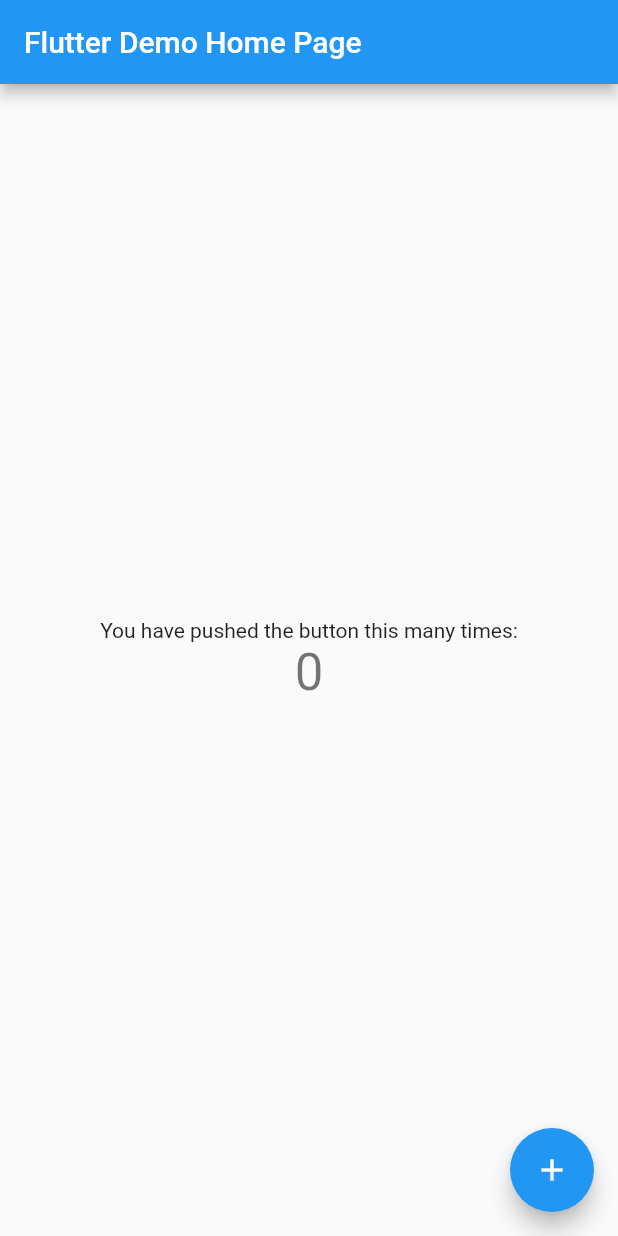
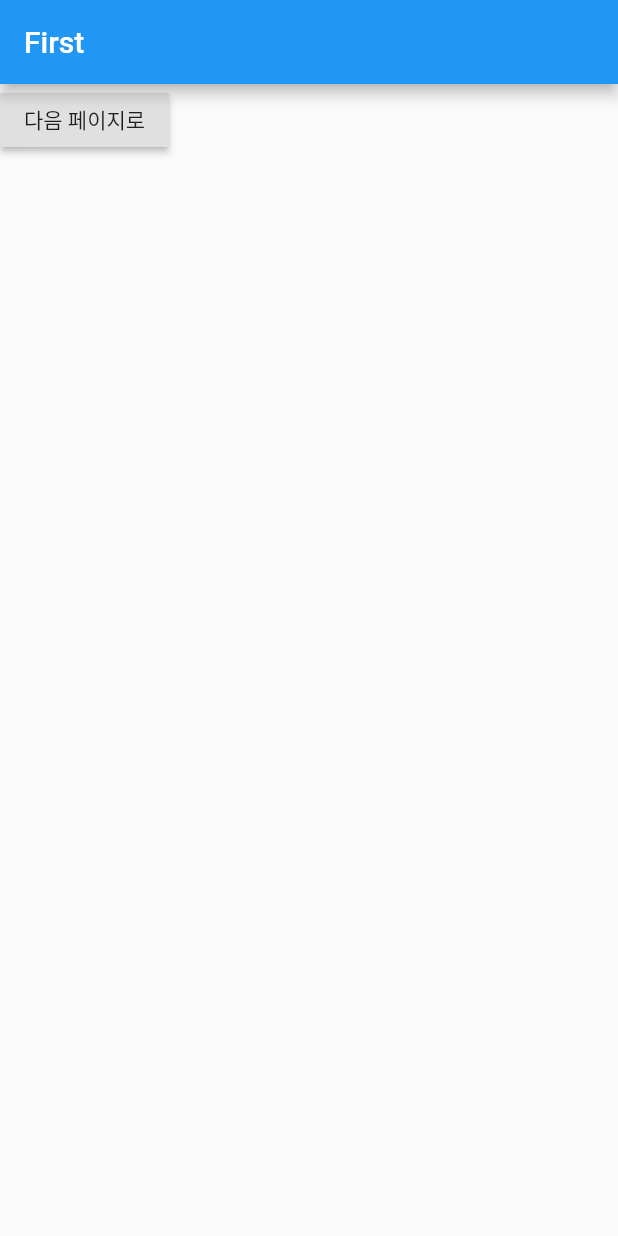
Before and after one commit to BOSOEK/Deep-Learning, a Flutter app: the screen it shows after launch, on a phone screen of 412 x 824 dp. Run offline on Flutter 3.47's test engine with Material 2 defaults, Android fonts, the phone set to English and light mode, and no system bars.

Commit message:
chapter6 finish!

```diff
--- a/Learn_And_Study/Flutter_Survival_coding/chapter_6/lib/main.dart
+++ b/Learn_And_Study/Flutter_Survival_coding/chapter_6/lib/main.dart
@@ -5,7 +5,6 @@
 }
 
 class MyApp extends StatelessWidget {
-  // This widget is the root of your application.
   @override
   Widget build(BuildContext context) {
     return MaterialApp(
@@ -13,54 +12,65 @@
       theme: ThemeData(
         primarySwatch: Colors.blue,
       ),
-      home: MyHomePage(title: 'Flutter Demo Home Page'),
+      home: FirstPage(),
+      routes: {
+        '/first': (context) => FirstPage(),
+        '/second': (context) => SecondPage(),
+      },
     );
   }
 }
 
-class MyHomePage extends StatefulWidget {
-  MyHomePage({Key key, this.title}) : super(key: key);
+class Person {
+  String name;
+  int age;
 
-  final String title;
-
-  @override
-  _MyHomePageState createState() => _MyHomePageState();
+  Person(this.name, this.age);
 }
 
-class _MyHomePageState extends State<MyHomePage> {
-  int _counter = 0;
+class FirstPage extends StatelessWidget {
+  @override
+  Widget build(BuildContext context) {
+    return Scaffold(
+      appBar: AppBar(
+        title: Text('First'),
+      ),
+      body: RaisedButton(
+        child: Text('다음 페이지로'),
+        onPressed: () async {
+          /*final person = Person('홍길동', 20);
+          final result = Navigator.push(
+            //Second Page로 화면 이동
+            context,
+            MaterialPageRoute(builder: (context) => SecondPage(person: person)),
 
-  void _incrementCounter() {
-    setState(() {
-      _counter++;
-    });
+          );
+          print(result);*/
+          final result = await Navigator.pushNamed(context, '/second');
+          print(result);
+        },
+      ),
+    );
   }
+}
+
+class SecondPage extends StatelessWidget {
+  final Person person;
+
+  SecondPage({@required this.person});
 
   @override
   Widget build(BuildContext context) {
     return Scaffold(
       appBar: AppBar(
-        title: Text(widget.title),
+        title: Text('Second'),
       ),
-      body: Center(
-        child: Column(
-          mainAxisAlignment: MainAxisAlignment.center,
-          children: <Widget>[
-            Text(
-              'You have pushed the button this many times:',
-            ),
-            Text(
-              '$_counter',
-              style: Theme.of(context).textTheme.headline4,
-            ),
-          ],
-        ),
+      body: RaisedButton(
+        child: Text('이전 페이지로'),
+        onPressed: () {
+          Navigator.pop(context, 'ok'); //현재 화면 종료 후 이전 화면으로 돌아감.
+        },
       ),
-      floatingActionButton: FloatingActionButton(
-        onPressed: _incrementCounter,
-        tooltip: 'Increment',
-        child: Icon(Icons.add),
-      ), // This trailing comma makes auto-formatting nicer for build methods.
     );
   }
 }
```
Also changed, not shown: 1 other file.
